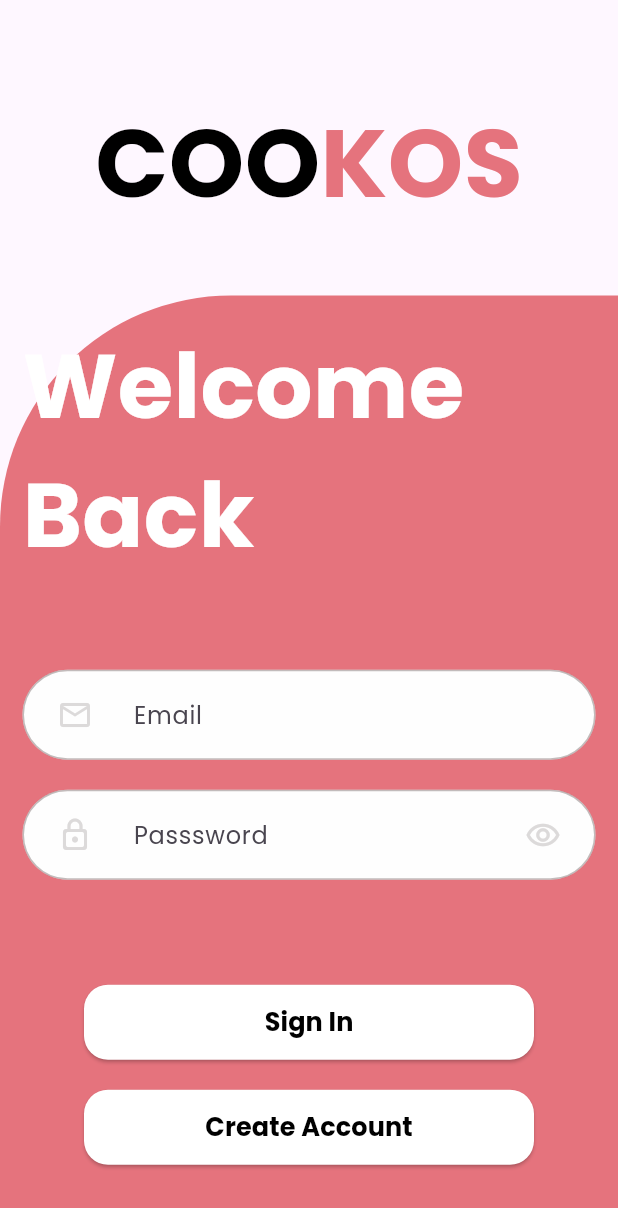
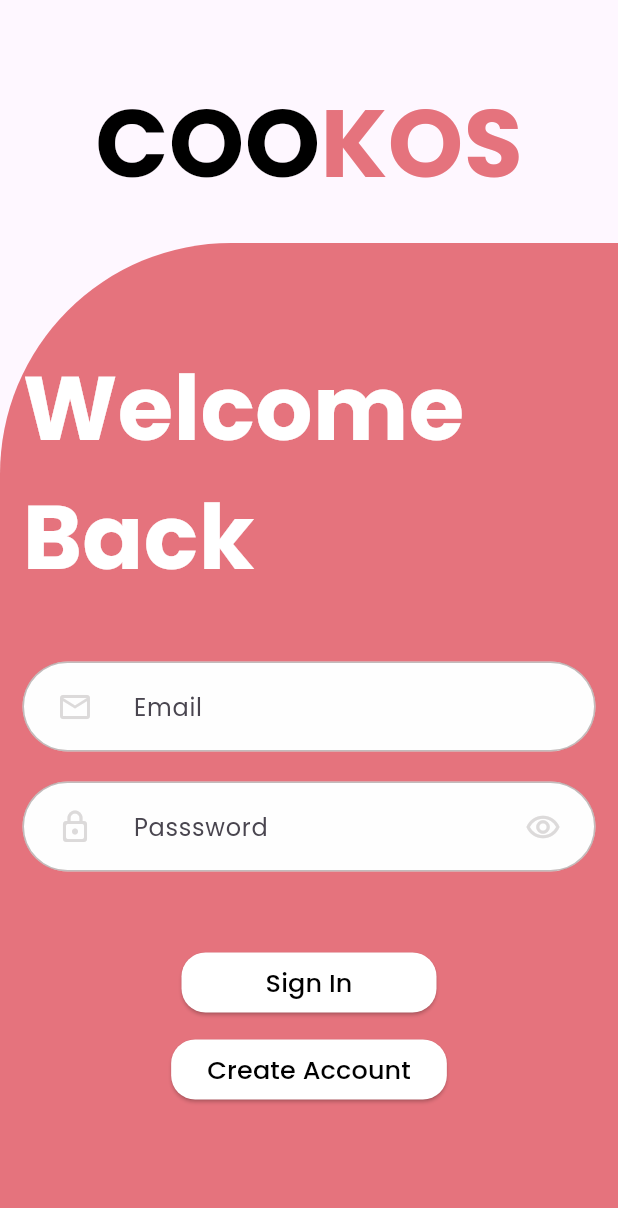
Before and after one commit to Bodan07/COOKOS_NEW, a Flutter app: the screen it shows after launch, on a phone screen of 412 x 824 dp. Shown: the top 1208 px of the screen. Run offline on Flutter 3.47's test engine with Material 3 defaults, Android fonts, the phone set to English and light mode, and no system bars; our stand-ins replace cloud_firestore, firebase_auth, firebase_core, firebase_storage, flutter_rating_bar, get and 4 more; accounts and stored records are empty.

Commit message:
update login.dart

```diff
--- a/lib/screen/login.dart
+++ b/lib/screen/login.dart
@@ -51,10 +51,11 @@ class _LoginPageState extends State<LoginPage> {
     double padding = 16.0; // Example padding value
     double devicePixelRatio = MediaQuery.of(context).devicePixelRatio;
     return Scaffold(
+      resizeToAvoidBottomInset: false,
       body: Column(
         children: [
           SizedBox(
-            height: 63,
+            height: 50,
           ),
           Row(
             mainAxisAlignment: MainAxisAlignment.center,
@@ -78,7 +79,7 @@ class _LoginPageState extends State<LoginPage> {
             ],
           ),
           SizedBox(
-            height: 42,
+            height: 20,
           ),
           Expanded(
             child: Container(
@@ -96,8 +97,11 @@ class _LoginPageState extends State<LoginPage> {
                   children: [
                     Container(
                       alignment: Alignment.centerLeft,
-                      child: Text(
-                        "Welcome Back",
+                      child: Column(
+                        crossAxisAlignment: CrossAxisAlignment.start,
+                        children: [
+                          Text(
+                            "Welcome",
                             style: TextStyle(
                               color: const Color.fromARGB(255, 255, 255, 255), // Ubah warna teks
                               fontSize: 60,
@@ -105,11 +109,19 @@ class _LoginPageState extends State<LoginPage> {
                                // Sesuaikan ukuran teks
                             ),
                           ),
+                          Text(
+                            "Back",
+                            style: TextStyle(
+                              color: const Color.fromARGB(255, 255, 255, 255), // Ubah warna teks
+                              fontSize: 60,
+                              fontWeight: FontWeight.bold
+                               // Sesuaikan ukuran teks
+                            ),
+                          ),
+                        ],
+                      ),
                     ),
                     SizedBox(height: 20),
-                    SizedBox(
-                      height: 20,
-                    ),
                     Container(
                       margin: EdgeInsets.only(left: 29),
                     ),
@@ -122,7 +134,6 @@ class _LoginPageState extends State<LoginPage> {
                     ),
                     passwordForm(
                         hintText: "Passsword", controller: passwordController),
-                    SizedBox(height: 20),
                     SizedBox(height: 50),
                     //container button
                     Container(
@@ -133,7 +144,7 @@ class _LoginPageState extends State<LoginPage> {
                           style: TextStyle(
                             color: Colors.black, // Ubah warna teks
                             fontSize: 17,
-                            fontWeight: FontWeight.w700, // Sesuaikan ukuran teks
+                            //fontWeight: FontWeight.w700, // Sesuaikan ukuran teks
                           ),
                         ),
                         onPressed: () {
@@ -156,11 +167,11 @@ class _LoginPageState extends State<LoginPage> {
                           shape: RoundedRectangleBorder(
                             borderRadius: BorderRadius.circular(16),
                           ),
-                          minimumSize: Size(300, 50),
+                          minimumSize: Size(170, 40),
                         ),
                       ),
                     ),
-                    SizedBox(height: 20),
+                    SizedBox(height: 10),
                     Container(
                       alignment: Alignment.center,
                       child: ElevatedButton(
@@ -169,7 +180,7 @@ class _LoginPageState extends State<LoginPage> {
                           style: TextStyle(
                             color: Colors.black, // Ubah warna teks
                             fontSize: 17,
-                            fontWeight: FontWeight.w700, // Sesuaikan ukuran teks
+                            //fontWeight: FontWeight.w700, // Sesuaikan ukuran teks
                           ),
                         ),
                         onPressed: () {
@@ -184,11 +195,11 @@ class _LoginPageState extends State<LoginPage> {
                           shape: RoundedRectangleBorder(
                             borderRadius: BorderRadius.circular(16),
                           ),
-                          minimumSize: Size(300, 50),
+                          minimumSize: Size(170, 40),
                         ),
                       ),
                     ),
-                    SizedBox(height: 30),
+                    SizedBox(height: 20),
                   ],
                 ),
               ),
```
Lines whose indentation alone changed are shown as unchanged.
